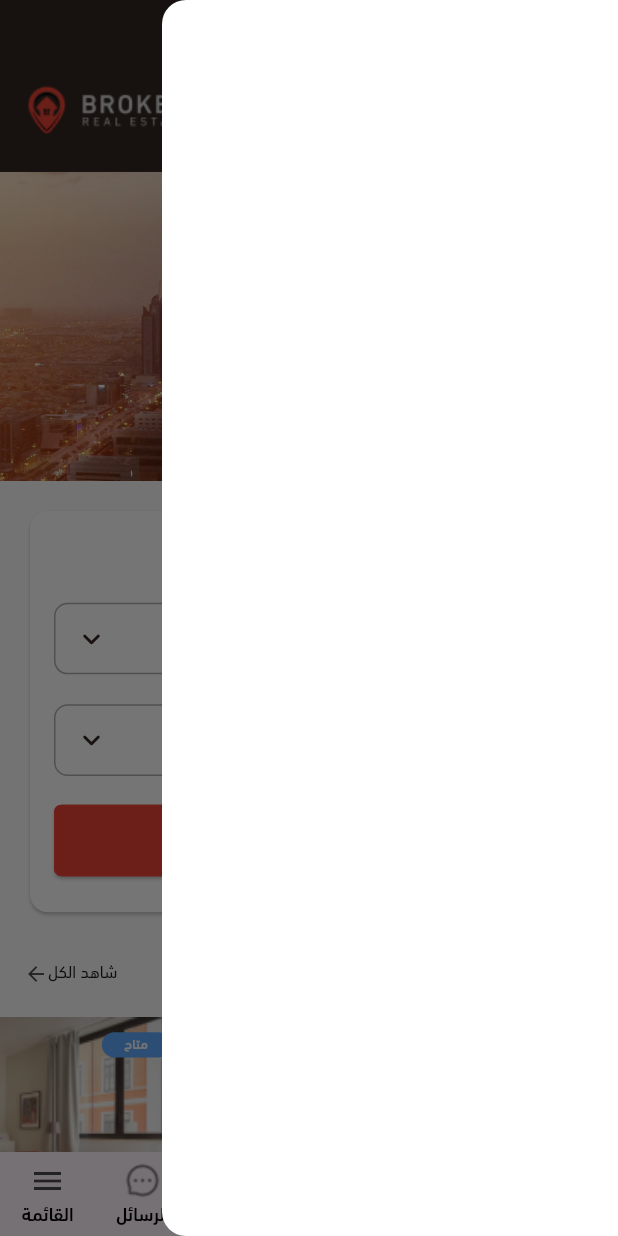
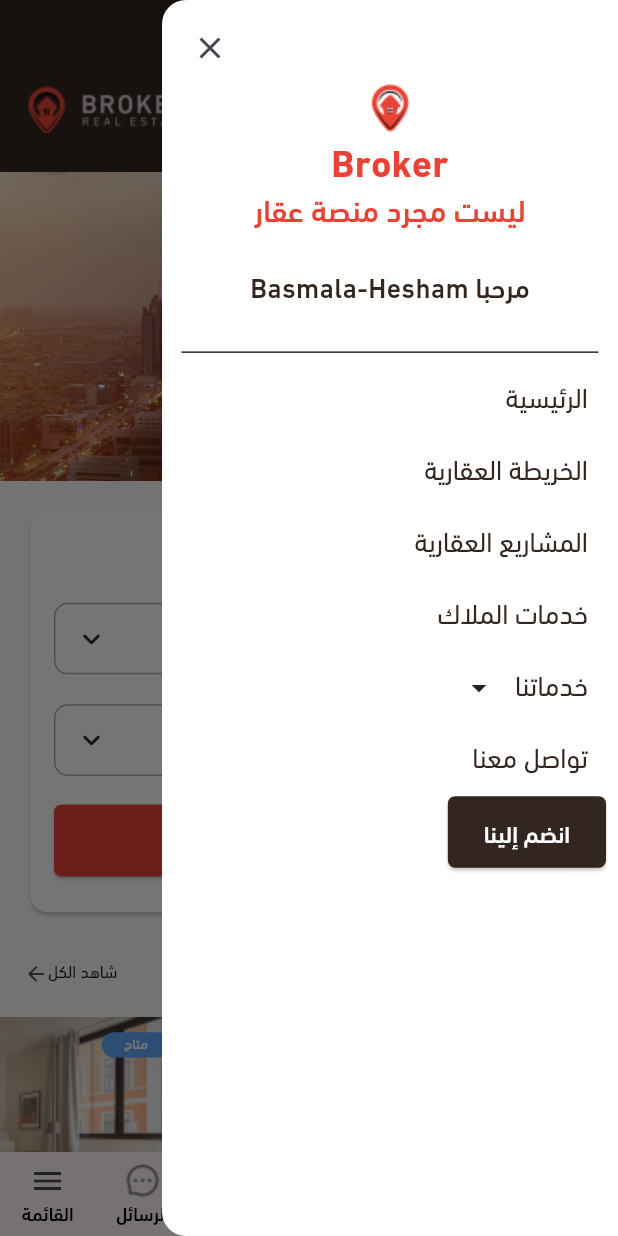
Before and after one commit to basmalahesham/broker, a Flutter app: the screen it shows after launch, with the side drawer open, on a phone screen of 412 x 824 dp. Run offline on Flutter 3.47's test engine with Material 3 defaults, Android fonts, the phone set to English and light mode, and no system bars; drawn by our look-alikes of carousel_slider, dots_indicator; our stand-ins replace device_preview, flutter_screenutil.

Commit message:
create custom_drawer.dart

```diff
--- a/lib/features/home/presentation/views/widgets/custom_container.dart
+++ b/lib/features/home/presentation/views/widgets/custom_container.dart
@@ -15,14 +15,14 @@ class CustomContainer extends StatelessWidget {
       width: 100.w,
       height: 75.h,
       decoration: BoxDecoration(
-        color: Color(0xFFF7F7F7),
+        color: const Color(0xFFF7F7F7),
         borderRadius: BorderRadius.circular(5),
         boxShadow: [
           BoxShadow(
-            color: Color(0xFF000000).withOpacity(0.15),
+            color: const Color(0xFF000000).withOpacity(0.15),
             spreadRadius: 0,
             blurRadius: 2,
-            offset: Offset(0, 1), // changes position of shadow
+            offset: const Offset(0, 1), // changes position of shadow
           ),
         ],
       ),
@@ -33,7 +33,7 @@ class CustomContainer extends StatelessWidget {
           Text(
             text,
             style: Styles.textStyle18.copyWith(
-              color: Color(0xFF332620B2).withOpacity(0.7),
+              color: const Color(0xFF332620).withOpacity(0.7),
             ),
           ),
         ],
--- a/lib/features/layout/home_layout.dart
+++ b/lib/features/layout/home_layout.dart
@@ -1,6 +1,7 @@
 import 'package:broker/core/utils/styles.dart';
 import 'package:broker/core/widgets/custom_bottom_sheet.dart';
 import 'package:broker/features/home/presentation/views/home_view.dart';
+import 'package:broker/features/layout/widgets/custom_drawer.dart';
 import 'package:broker/features/map/presentation/views/map_view.dart';
 import 'package:broker/features/messages/presentation/views/message_view.dart';
 import 'package:broker/features/orders/presentation/views/orders_view.dart';
@@ -19,7 +20,6 @@ class _HomeLayoutState extends State<HomeLayout> {
   int selectedIndex = 0;
   GlobalKey<ScaffoldState> _drawerKey = GlobalKey();
 
-
   List<Widget> screenWidgets = [
     const HomeView(),
     const MapView(),
@@ -32,9 +32,7 @@ class _HomeLayoutState extends State<HomeLayout> {
   Widget build(BuildContext context) {
     return Scaffold(
       key: _drawerKey,
-      drawer: Drawer(
-        backgroundColor: Colors.white,
-      ),
+      drawer: const CustomDrawer(),
       body: screenWidgets[selectedIndex],
       bottomNavigationBar: BottomNavigationBar(
         currentIndex: selectedIndex,
@@ -86,7 +84,7 @@ class _HomeLayoutState extends State<HomeLayout> {
         unselectedItemColor: Colors.black,
         selectedIconTheme: const IconThemeData(color: Colors.red),
         unselectedIconTheme:
-        IconThemeData(color: Colors.black.withOpacity(0.7)),
+            IconThemeData(color: Colors.black.withOpacity(0.7)),
       ),
     );
   }
--- /dev/null
+++ b/lib/features/layout/widgets/custom_drawer.dart
@@ -0,0 +1,119 @@
+import 'package:broker/constants.dart';
+import 'package:broker/core/utils/styles.dart';
+import 'package:broker/features/layout/widgets/custom_text_button_widget.dart';
+import 'package:flutter/material.dart';
+import 'package:flutter_screenutil/flutter_screenutil.dart';
+
+class CustomDrawer extends StatelessWidget {
+  const CustomDrawer({
+    super.key,
+  });
+
+  @override
+  Widget build(BuildContext context) {
+    return Drawer(
+      backgroundColor: Colors.white,
+      child: Padding(
+        padding: const EdgeInsets.all(8.0),
+        child: Column(
+          children: [
+            Align(
+              alignment: Alignment.topLeft,
+              child: IconButton(
+                onPressed: () {
+                  Navigator.pop(context);
+                },
+                icon: const Icon(Icons.close),
+              ),
+            ),
+            Image.asset('assets/images/png-02.png'),
+            Text(
+              'Broker',
+              style: Styles.textStyle22.copyWith(
+                fontWeight: FontWeight.bold,
+                color: kSecondaryColor,
+              ),
+            ),
+            Text(
+              'ليست مجرد منصة عقار',
+              style: Styles.textStyle18.copyWith(
+                fontWeight: FontWeight.w500,
+                color: kSecondaryColor,
+              ),
+            ),
+            SizedBox(
+              height: 20.h,
+            ),
+            Text(
+              'مرحبا Basmala-Hesham',
+              style: Styles.textStyle16.copyWith(
+                fontWeight: FontWeight.w500,
+                color: const Color(0xFF332620),
+              ),
+            ),
+            SizedBox(
+              height: 20.h,
+            ),
+            const Divider(
+              indent: 5,
+              endIndent: 5,
+              thickness: 1,
+              color: Color(0xFF332620),
+            ),
+            CustomTextButtonWidget(
+              text: 'الرئيسية',
+              onPressed: () {},
+            ),
+            CustomTextButtonWidget(
+              text: 'الخريطة العقارية',
+              onPressed: () {},
+            ),
+            CustomTextButtonWidget(
+              text: 'المشاريع العقارية',
+              onPressed: () {},
+            ),
+            CustomTextButtonWidget(
+              text: 'خدمات الملاك',
+              onPressed: () {},
+            ),
+            Row(
+              children: [
+                CustomTextButtonWidget(
+                  text: 'خدماتنا',
+                  onPressed: () {},
+                ),
+                const Icon(Icons.arrow_drop_down),
+              ],
+            ),
+            CustomTextButtonWidget(
+              text: 'تواصل معنا',
+              onPressed: () {},
+            ),
+            Align(
+              alignment: Alignment.topRight,
+              child: SizedBox(
+                height: 40.h,
+                child: ElevatedButton(
+                  style: ElevatedButton.styleFrom(
+                    backgroundColor: const Color(0xFF332620),
+                    shape: RoundedRectangleBorder(
+                      borderRadius: BorderRadius.circular(5),
+
+                    ),
+                  ),
+                  onPressed: () {},
+                  child: Text(
+                    'انضم إلينا',
+                    style: Styles.textStyle14.copyWith(
+                      color: Colors.white,
+                    ),
+                  ),
+                ),
+              ),
+            ),
+          ],
+        ),
+      ),
+    );
+  }
+}
--- /dev/null
+++ b/lib/features/layout/widgets/custom_text_button_widget.dart
@@ -0,0 +1,27 @@
+import 'package:broker/core/utils/styles.dart';
+import 'package:flutter/material.dart';
+
+class CustomTextButtonWidget extends StatelessWidget {
+  const CustomTextButtonWidget({
+    super.key, required this.text, required this.onPressed,
+  });
+
+  final String text;
+  final void Function() onPressed;
+  @override
+  Widget build(BuildContext context) {
+    return Align(
+      alignment: Alignment.topRight,
+      child: TextButton(
+        onPressed: onPressed,
+        child: Text(
+          text,
+          style: Styles.textStyle16.copyWith(
+            fontWeight: FontWeight.w400,
+            color: const Color(0xFF332620),
+          ),
+        ),
+      ),
+    );
+  }
+}
```
Also changed, not shown: assets/images/png-02.png (added).
